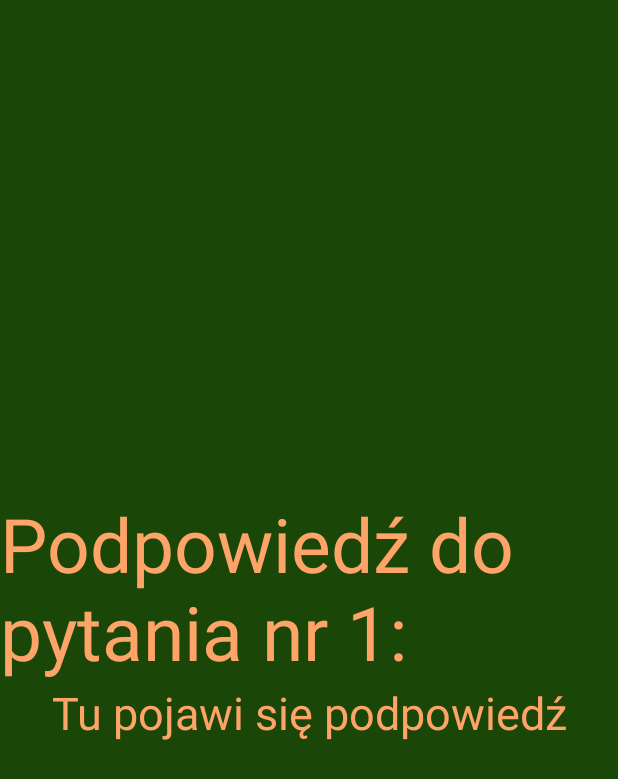
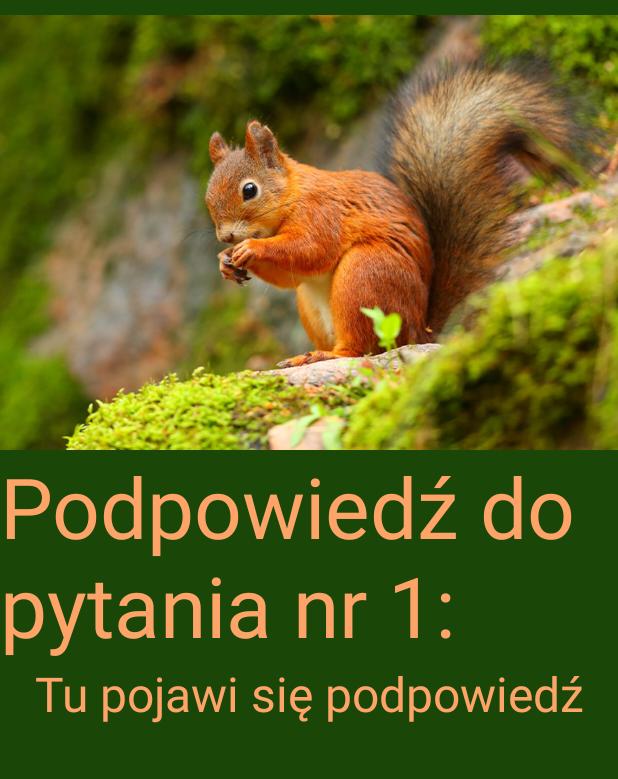
Before and after one commit to trzynasty-0/quiz, an Android app: the PodpowiedzActivity screen opened directly, with no data from a screen before it, on a phone screen of 412 x 824 dp. Shown: the top 779 px of the screen. Run offline under Robolectric (Android 15) with nearby library versions, the phone set to English and light mode, and no system bars; 5 statements that could not run were skipped.

Commit message:
NieDziała

```diff
--- a/app/src/main/java/com/example/quiz/MainActivity.java
+++ b/app/src/main/java/com/example/quiz/MainActivity.java
@@ -33,9 +33,7 @@ public class MainActivity extends AppCompatActivity {
             return insets;
         });
 
-        pytania.add(new Pytanie(R.drawable.wiewiora, "Czy wiewiórki są rude?", "Obrazek", true));
-        pytania.add(new Pytanie(R.drawable.bociek, "czy bociany odlatują na zimę", "czasem na niebie widać ich klucze", true));
-        pytania.add(new Pytanie(R.drawable.krasnal, "z krasnal na obrazku jest z krakowa??", "jest wiele miast z krasnalami w Polsce", false));
+        pytania = Repozytorium.zwrocWszystkiePytania();
 
         bNie = findViewById(R.id.button3);
         bTak = findViewById(R.id.button4);
--- a/app/src/main/java/com/example/quiz/PodpowiedzActivity.java
+++ b/app/src/main/java/com/example/quiz/PodpowiedzActivity.java
@@ -1,6 +1,7 @@
 package com.example.quiz;
 
 import android.os.Bundle;
+import android.widget.ImageView;
 import android.widget.TextView;
 
 import androidx.activity.EdgeToEdge;
@@ -9,9 +10,13 @@ import androidx.core.graphics.Insets;
 import androidx.core.view.ViewCompat;
 import androidx.core.view.WindowInsetsCompat;
 
+import java.util.ArrayList;
+
 public class PodpowiedzActivity extends AppCompatActivity {
     private TextView podpowiedzText, tytulText;
+    private ArrayList<Pytanie> pytania = new ArrayList<>();
     private  int visualNumer = 0;
+    private ImageView podpowiedzZdj;
     @Override
     protected void onCreate(Bundle savedInstanceState) {
         super.onCreate(savedInstanceState);
@@ -23,10 +28,16 @@ public class PodpowiedzActivity extends AppCompatActivity {
             return insets;
         });
 
+        pytania = Repozytorium.zwrocWszystkiePytania();
+
+        podpowiedzZdj = findViewById(R.id.podpowiedzImg);
+
         int numerPytanka = getIntent().getIntExtra("NUMERPYTANKA", 0);
         podpowiedzText = findViewById(R.id.podpowiedzView);
         tytulText = findViewById(R.id.tytulView);
         visualNumer = numerPytanka + 1;
         tytulText.setText("Podpowiedź do pytania nr " + visualNumer + ": ");
+        podpowiedzText.setText(pytania.get(numerPytanka).getPodpowiedz());
+        podpowiedzZdj.setImageResource(pytania.get(numerPytanka).getIdObrazek());
     }
 }
--- a/app/src/main/res/layout/activity_podpowiedz.xml
+++ b/app/src/main/res/layout/activity_podpowiedz.xml
@@ -11,11 +11,19 @@
 
     tools:context=".PodpowiedzActivity">
 
+    <ImageView
+        android:id="@+id/podpowiedzImg"
+        android:layout_width="match_parent"
+        android:layout_height="wrap_content"
+        android:adjustViewBounds="true"
+        android:layout_marginTop="-310dp"
+        app:srcCompat="@drawable/wiewiora" />
+
     <TextView
         android:id="@+id/tytulView"
         android:layout_width="match_parent"
         android:layout_height="wrap_content"
-        android:textSize="50sp"
+        android:textSize="56sp"
         android:textColor="@color/orange"
         android:text="Podpowiedź:" />
 
@@ -24,7 +32,7 @@
         android:layout_width="match_parent"
         android:layout_height="wrap_content"
         android:textColor="@color/orange"
-        android:textSize="30sp"
+        android:textSize="32sp"
         android:gravity="center"
         android:text="Tu pojawi się podpowiedź" />
 </LinearLayout>
```
Also changed, not shown: app/src/main/java/com/example/quiz/Repozytorium.java (added, +17 -0 lines).
